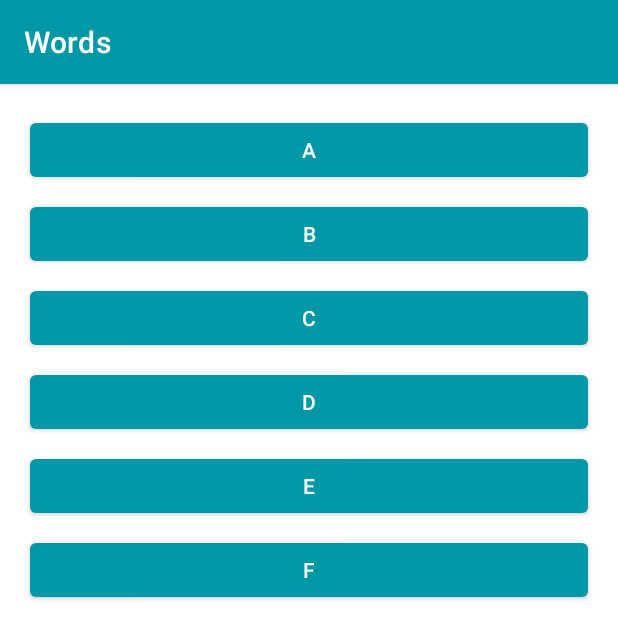
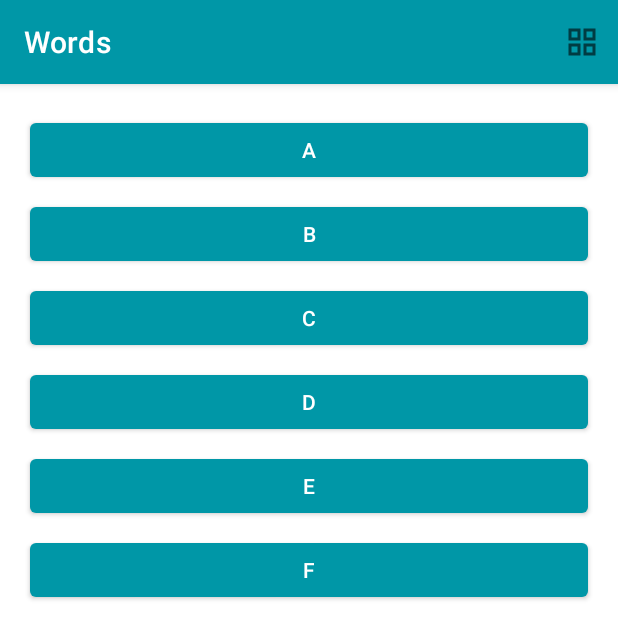
Before and after one commit to jxareas/Android-Basics-in-Kotlin, an Android app: the screen it shows after launch (MainActivity), on a phone screen of 412 x 824 dp, the top half of it. Run offline under Robolectric (Android 15) with nearby library versions, the phone set to English and light mode, and no system bars.

Commit message:
Complete Words App

```diff
--- a/Unit-3-Navigation/Words/app/src/main/java/com/example/wordsapp/MainActivity.kt
+++ b/Unit-3-Navigation/Words/app/src/main/java/com/example/wordsapp/MainActivity.kt
@@ -16,7 +16,11 @@
 package com.example.wordsapp
 
 import android.os.Bundle
+import android.view.Menu
+import android.view.MenuItem
 import androidx.appcompat.app.AppCompatActivity
+import androidx.core.content.ContextCompat
+import androidx.recyclerview.widget.GridLayoutManager
 import androidx.recyclerview.widget.LinearLayoutManager
 import androidx.recyclerview.widget.RecyclerView
 import com.example.wordsapp.adapter.LetterAdapter
@@ -27,6 +31,7 @@ import com.example.wordsapp.databinding.ActivityMainBinding
  */
 class MainActivity : AppCompatActivity() {
     private lateinit var recyclerView: RecyclerView
+    private var isLinearLayoutManager = true
 
     override fun onCreate(savedInstanceState: Bundle?) {
         super.onCreate(savedInstanceState)
@@ -35,9 +40,52 @@ class MainActivity : AppCompatActivity() {
         setContentView(binding.root)
 
         recyclerView = binding.recyclerView
-        // Sets the LinearLayoutManager of the recyclerview
-        recyclerView.layoutManager = LinearLayoutManager(this)
-        recyclerView.adapter = LetterAdapter()
+
+        chooseLayout()
+    }
+
+    private fun chooseLayout() = recyclerView.apply {
+        layoutManager = if(isLinearLayoutManager) {
+            LinearLayoutManager(this@MainActivity)
+        } else GridLayoutManager(this@MainActivity, 4)
+
+        adapter = LetterAdapter()
+    }
+
+    private fun setLayoutIcon(menuItem : MenuItem?) {
+        if(menuItem == null)
+            return
+
+        menuItem.icon = if(isLinearLayoutManager)
+            ContextCompat.getDrawable(this, R.drawable.ic_grid_layout)
+        else ContextCompat.getDrawable(this, R.drawable.ic_linear_layout)
+    }
+
+    // Inflate the options menu
+    override fun onCreateOptionsMenu(menu: Menu?): Boolean {
+        menuInflater.inflate(R.menu.layout_menu, menu)
+
+        val layoutButton = menu?.findItem(R.id.action_switch_layout)
+
+        // Calling setIcon to verify the menu icon matches the one according to the isLinearLayoutManager property in MainActivity
+        setLayoutIcon(layoutButton)
+
+        // Returning true, we want our menu to be created
+        return true
+    }
+
+    // Calling chooseLayout method when the icon is selected by the user
+    override fun onOptionsItemSelected(item: MenuItem): Boolean {
+        return when(item.itemId) {
+            R.id.action_switch_layout ->
+            {
+                isLinearLayoutManager = !isLinearLayoutManager
+                chooseLayout()
+                setLayoutIcon(item)
+                return true
+            }
+            else -> super.onOptionsItemSelected(item)
+        }
     }
 
 }
--- a/Unit-3-Navigation/Words/app/src/main/java/com/example/wordsapp/adapter/LetterAdapter.kt
+++ b/Unit-3-Navigation/Words/app/src/main/java/com/example/wordsapp/adapter/LetterAdapter.kt
@@ -15,6 +15,7 @@
  */
 package com.example.wordsapp.adapter
 
+import android.content.Intent
 import android.os.Build
 import android.view.LayoutInflater
 import android.view.View
@@ -23,6 +24,7 @@ import android.view.accessibility.AccessibilityNodeInfo
 import android.widget.Button
 import androidx.annotation.RequiresApi
 import androidx.recyclerview.widget.RecyclerView
+import com.example.wordsapp.DetailActivity
 import com.example.wordsapp.R
 
 /**
@@ -61,8 +63,14 @@ class LetterAdapter :
      * Replaces the content of an existing view with new data
      */
     override fun onBindViewHolder(holder: LetterViewHolder, position: Int) {
-        val item = list.get(position)
+        val item = list[position]
         holder.button.text = item.toString()
+        holder.button.setOnClickListener {
+            val context = holder.view.context
+            val intent = Intent(context, DetailActivity::class.java)
+            intent.putExtra(DetailActivity.LETTER, holder.button.text.toString()) // An extra is just a "piece of data", such as a number or a string
+            context.startActivity(intent)
+        }
     }
 
     // Setup custom accessibility delegate to set the text read with
--- /dev/null
+++ b/Unit-3-Navigation/Words/app/src/main/res/drawable/ic_grid_layout.xml
@@ -0,0 +1,11 @@
+<vector xmlns:android="http://schemas.android.com/apk/res/android"
+    android:width="24dp"
+    android:height="24dp"
+    android:viewportWidth="24"
+    android:viewportHeight="24"
+    android:tint="?attr/colorControlNormal">
+  <path
+      android:fillColor="@android:color/white"
+      android:pathData="M3,3v8h8L11,3L3,3zM9,9L5,9L5,5h4v4zM3,13v8h8v-8L3,13zM9,19L5,19v-4h4v4zM13,3v8h8L21,3h-8zM19,9h-4L15,5h4v4zM13,13v8h8v-8h-8zM19,19h-4v-4h4v4z"
+      android:fillType="evenOdd"/>
+</vector>
--- /dev/null
+++ b/Unit-3-Navigation/Words/app/src/main/res/drawable/ic_linear_layout.xml
@@ -0,0 +1,11 @@
+<vector xmlns:android="http://schemas.android.com/apk/res/android"
+    android:width="24dp"
+    android:height="24dp"
+    android:viewportWidth="24"
+    android:viewportHeight="24"
+    android:tint="?attr/colorControlNormal"
+    android:autoMirrored="true">
+  <path
+      android:fillColor="@android:color/white"
+      android:pathData="M4,10.5c-0.83,0 -1.5,0.67 -1.5,1.5s0.67,1.5 1.5,1.5 1.5,-0.67 1.5,-1.5 -0.67,-1.5 -1.5,-1.5zM4,4.5c-0.83,0 -1.5,0.67 -1.5,1.5S3.17,7.5 4,7.5 5.5,6.83 5.5,6 4.83,4.5 4,4.5zM4,16.5c-0.83,0 -1.5,0.68 -1.5,1.5s0.68,1.5 1.5,1.5 1.5,-0.68 1.5,-1.5 -0.67,-1.5 -1.5,-1.5zM7,19h14v-2L7,17v2zM7,13h14v-2L7,11v2zM7,5v2h14L21,5L7,5z"/>
+</vector>
--- /dev/null
+++ b/Unit-3-Navigation/Words/app/src/main/res/menu/layout_menu.xml
@@ -0,0 +1,10 @@
+<?xml version="1.0" encoding="utf-8"?>
+<menu xmlns:android="http://schemas.android.com/apk/res/android"
+    xmlns:app="http://schemas.android.com/apk/res-auto">
+    <item
+        android:id="@+id/action_switch_layout"
+        android:title="@string/action_switch_layout"
+        android:icon="@drawable/ic_linear_layout"
+        app:showAsAction="ifRoom"
+        />
+</menu>
```
Also changed, not shown: Unit-3-Navigation/Words/app/src/main/java/com/example/wordsapp/DetailActivity.kt (+7 -1 lines), Unit-3-Navigation/Words/app/src/main/java/com/example/wordsapp/adapter/WordAdapter.kt (+9 -0 lines).
